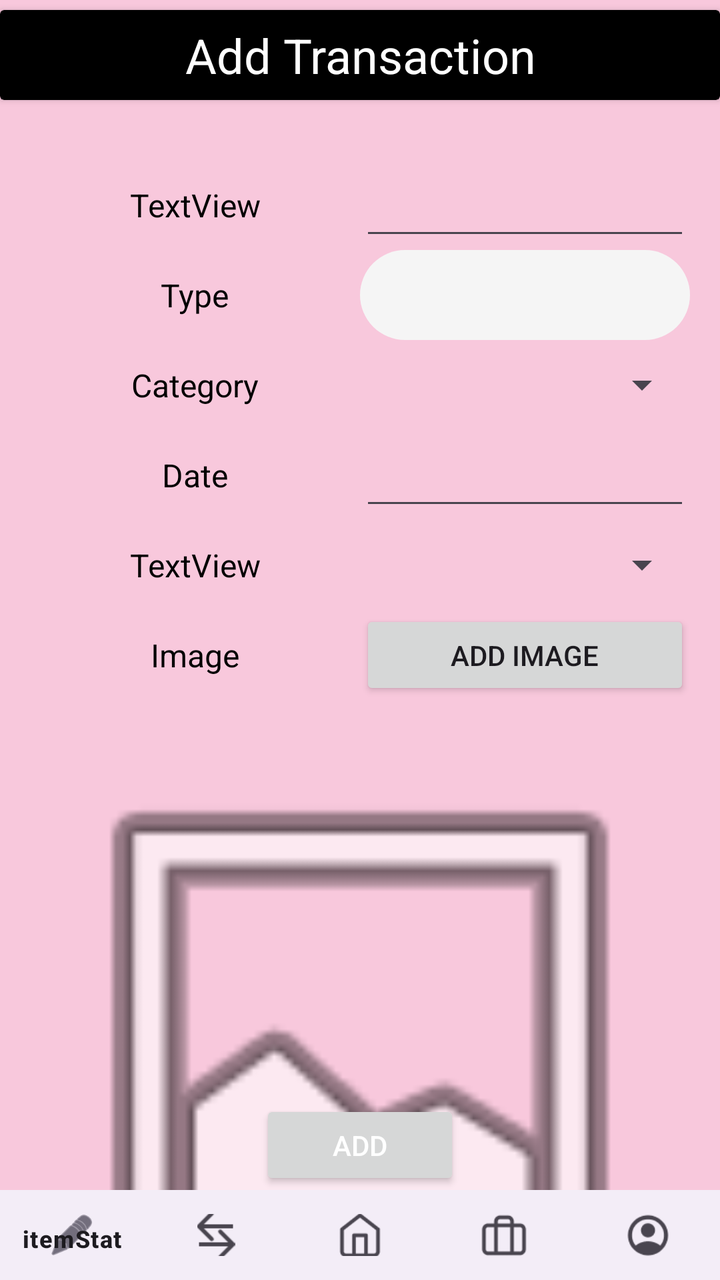
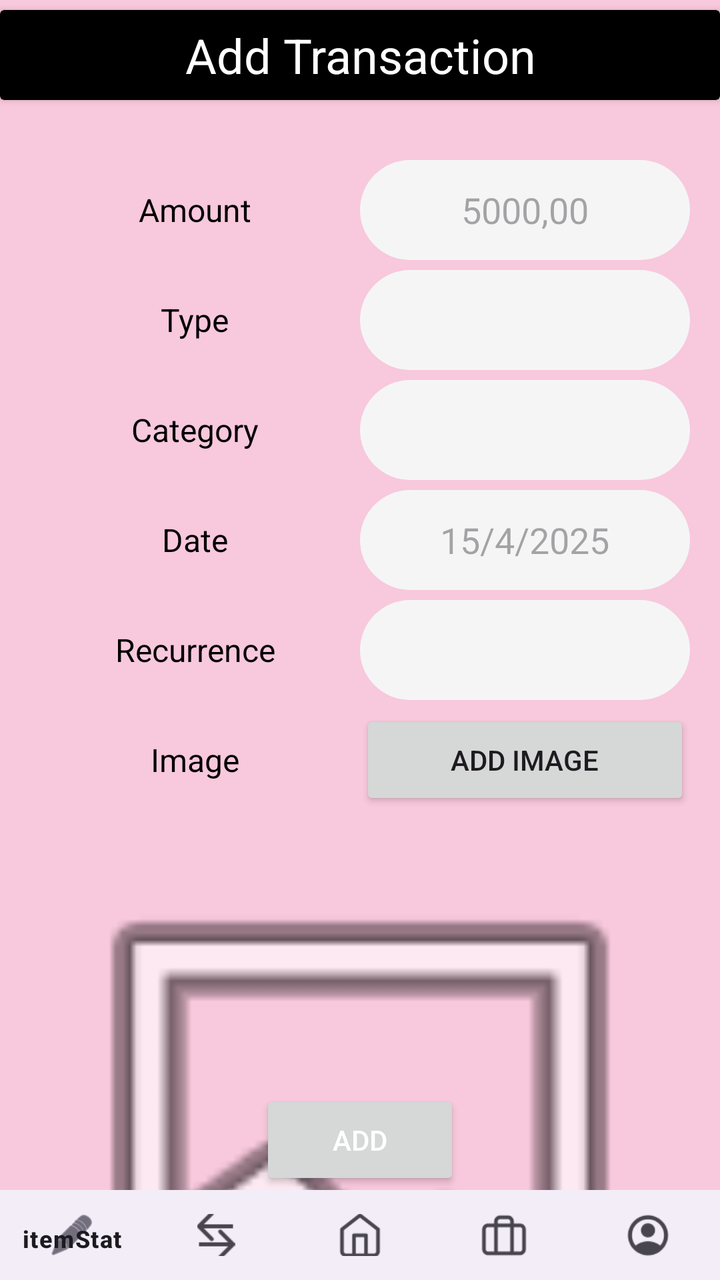

An Android layout rendered at two revisions. The XML below is the earlier revision; the diff shows what the commit changed to produce the second picture.
<!-- AndroidManifest.xml: application theme Theme.PiggyApp -->
<!-- res/layout/activity_add_transaction.xml -->
<?xml version="1.0" encoding="utf-8"?>
<androidx.constraintlayout.widget.ConstraintLayout xmlns:android="http://schemas.android.com/apk/res/android"
    xmlns:app="http://schemas.android.com/apk/res-auto"
    xmlns:tools="http://schemas.android.com/tools"
    android:id="@+id/main"
    android:layout_width="match_parent"
    android:layout_height="match_parent"
    android:background="@color/piggy_pink"
    tools:context=".AddTransactionActivity">

    <LinearLayout
        android:layout_width="match_parent"
        android:layout_height="wrap_content"
        android:gravity="center_horizontal"
        android:orientation="vertical"
        app:layout_constraintEnd_toEndOf="parent"
        app:layout_constraintStart_toStartOf="parent"
        app:layout_constraintTop_toTopOf="parent">

        <Space
            android:layout_width="match_parent"
            android:layout_height="5dp" />

        <androidx.cardview.widget.CardView
            android:layout_width="match_parent"
            android:layout_height="45dp"
            app:cardBackgroundColor="@color/piggy_black">

            <TextView
                android:id="@+id/textView10"
                android:layout_width="match_parent"
                android:layout_height="match_parent"
                android:gravity="center_horizontal|center_vertical"
                android:text="Add Transaction"
                android:textColor="@color/piggy_white"
                android:textSize="24sp" />
        </androidx.cardview.widget.CardView>

        <Space
            android:layout_width="match_parent"
            android:layout_height="30dp" />

        <LinearLayout
            android:layout_width="330dp"
            android:layout_height="45dp"
            android:orientation="horizontal">

            <TextView
                android:id="@+id/textView29"
                android:layout_width="165dp"
                android:layout_height="match_parent"
                android:layout_weight="1"
                android:gravity="center_horizontal|center_vertical"
                android:text="TextView"
                android:textColor="@color/piggy_black"
                android:textSize="16sp" />

            <EditText
                android:id="@+id/editTextNumberDecimal"
                android:layout_width="165dp"
                android:layout_height="match_parent"
                android:layout_weight="1"
                android:ems="10"
                android:inputType="numberDecimal" />

        </LinearLayout>

        <LinearLayout
            android:layout_width="330dp"
            android:layout_height="45dp"
            android:orientation="horizontal">

            <TextView
                android:id="@+id/textView28"
                android:layout_width="165dp"
                android:layout_height="match_parent"
                android:layout_weight="1"
                android:gravity="center_horizontal|center_vertical"
                android:text="Type"
                android:textColor="@color/piggy_black"
                android:textSize="16sp" />

            <Spinner
                android:id="@+id/spinner"
                android:layout_width="165dp"
                android:layout_height="match_parent"
                android:layout_weight="1"
                android:background="@drawable/rounded_corners" />
        </LinearLayout>

        <LinearLayout
            android:layout_width="330dp"
            android:layout_height="45dp"
            android:orientation="horizontal">

            <TextView
                android:id="@+id/textView30"
                android:layout_width="165dp"
                android:layout_height="match_parent"
                android:layout_weight="1"
                android:gravity="center_horizontal|center_vertical"
                android:text="Category"
                android:textColor="@color/piggy_black"
                android:textSize="16sp" />

            <Spinner
                android:id="@+id/spinner2"
                android:layout_width="165dp"
                android:layout_height="match_parent"
                android:layout_weight="1" />
        </LinearLayout>

        <LinearLayout
            android:layout_width="330dp"
            android:layout_height="45dp"
            android:orientation="horizontal">

            <TextView
                android:id="@+id/textView31"
                android:layout_width="165dp"
                android:layout_height="match_parent"
                android:layout_weight="1"
                android:gravity="center_horizontal|center_vertical"
                android:text="Date"
                android:textColor="@color/piggy_black"
                android:textSize="16sp" />

            <EditText
                android:id="@+id/editTextDate"
                android:layout_width="165dp"
                android:layout_height="match_parent"
                android:layout_weight="1"
                android:ems="10"
                android:inputType="date" />
        </LinearLayout>

        <LinearLayout
            android:layout_width="330dp"
            android:layout_height="45dp"
            android:orientation="horizontal">

            <TextView
                android:id="@+id/textView32"
                android:layout_width="165dp"
                android:layout_height="match_parent"
                android:layout_weight="1"
                android:gravity="center_horizontal|center_vertical"
                android:text="TextView"
                android:textColor="@color/piggy_black"
                android:textSize="16sp" />

            <Spinner
                android:id="@+id/spinner3"
                android:layout_width="165dp"
                android:layout_height="match_parent"
                android:layout_weight="1" />
        </LinearLayout>

        <LinearLayout
            android:layout_width="330dp"
            android:layout_height="45dp"
            android:orientation="horizontal">

            <TextView
                android:id="@+id/textView33"
                android:layout_width="165dp"
                android:layout_height="match_parent"
                android:layout_weight="1"
                android:gravity="center_horizontal|center_vertical"
                android:text="Image"
                android:textColor="@color/piggy_black"
                android:textSize="16sp" />

            <Button
                android:id="@+id/button2"
                android:layout_width="165dp"
                android:layout_height="match_parent"
                android:layout_weight="1"
                android:text="Add Image" />

        </LinearLayout>

        <Space
            android:layout_width="match_parent"
            android:layout_height="15dp" />

        <ImageView
            android:id="@+id/imageView3"
            android:layout_width="330dp"
            android:layout_height="330dp"
            app:srcCompat="@android:drawable/ic_menu_gallery" />
    </LinearLayout>

    <LinearLayout
        android:layout_width="match_parent"
        android:layout_height="90dp"
        android:gravity="center_horizontal|center_vertical"
        android:orientation="vertical"
        app:layout_constraintBottom_toBottomOf="parent"
        app:layout_constraintEnd_toEndOf="parent"
        app:layout_constraintStart_toStartOf="parent">

        <Button
            android:id="@+id/button4"
            android:layout_width="100dp"
            android:layout_height="45dp"
            android:text="Add"
            android:textColor="@color/piggy_white"
            android:textColorLink="@color/piggy_purple" />

        <com.google.android.material.bottomnavigation.BottomNavigationView
            android:layout_width="match_parent"
            android:layout_height="45dp"
            app:menu="@menu/navigation_bar" />
    </LinearLayout>
</androidx.constraintlayout.widget.ConstraintLayout>
<!-- resources referenced by this layout -->
<resources>
  <color name="piggy_black">#000000</color>
  <color name="piggy_pink">#F8C8DC</color>
  <color name="piggy_purple">#664FA3</color>
  <color name="piggy_white">#FFFFFF</color>
  <!-- drawable rounded_corners (drawable) -->
  <?xml version="1.0" encoding="utf-8"?>
  <shape xmlns:android="http://schemas.android.com/apk/res/android"
      android:shape="rectangle"
      android:padding="10dp">
  
      <solid android:color="@color/piggy_gray" />
      <corners
  
          android:radius="250dp"/>
  </shape>
  <style name="Theme.PiggyApp" parent="Base.Theme.PiggyApp" />
  <color name="piggy_gray">#F5F5F5</color>
  <style name="Base.Theme.PiggyApp" parent="Theme.Material3.DayNight.NoActionBar">
          
          
      </style>
</resources>

<!-- the commit's change to res/layout/activity_add_transaction.xml (unified diff, before → after) -->
@@ -42,7 +42,7 @@
 
         <LinearLayout
             android:layout_width="330dp"
-            android:layout_height="45dp"
+            android:layout_height="50dp"
             android:orientation="horizontal">
 
             <TextView
@@ -51,7 +51,7 @@
                 android:layout_height="match_parent"
                 android:layout_weight="1"
                 android:gravity="center_horizontal|center_vertical"
-                android:text="TextView"
+                android:text="Amount"
                 android:textColor="@color/piggy_black"
                 android:textSize="16sp" />
 
@@ -60,14 +60,21 @@
                 android:layout_width="165dp"
                 android:layout_height="match_parent"
                 android:layout_weight="1"
+                android:background="@drawable/rounded_corners"
                 android:ems="10"
+                android:gravity="center_horizontal|center_vertical"
+                android:hint="5000,00"
                 android:inputType="numberDecimal" />
 
         </LinearLayout>
 
-        <LinearLayout
-            android:layout_width="330dp"
-            android:layout_height="45dp"
+        <Space
+            android:layout_width="match_parent"
+            android:layout_height="5dp" />
+
+        <LinearLayout
+            android:layout_width="330dp"
+            android:layout_height="50dp"
             android:orientation="horizontal">
 
             <TextView
@@ -88,9 +95,13 @@
                 android:background="@drawable/rounded_corners" />
         </LinearLayout>
 
-        <LinearLayout
-            android:layout_width="330dp"
-            android:layout_height="45dp"
+        <Space
+            android:layout_width="match_parent"
+            android:layout_height="5dp" />
+
+        <LinearLayout
+            android:layout_width="330dp"
+            android:layout_height="50dp"
             android:orientation="horizontal">
 
             <TextView
@@ -107,12 +118,17 @@
                 android:id="@+id/spinner2"
                 android:layout_width="165dp"
                 android:layout_height="match_parent"
-                android:layout_weight="1" />
-        </LinearLayout>
-
-        <LinearLayout
-            android:layout_width="330dp"
-            android:layout_height="45dp"
+                android:layout_weight="1"
+                android:background="@drawable/rounded_corners" />
+        </LinearLayout>
+
+        <Space
+            android:layout_width="match_parent"
+            android:layout_height="5dp" />
+
+        <LinearLayout
+            android:layout_width="330dp"
+            android:layout_height="50dp"
             android:orientation="horizontal">
 
             <TextView
@@ -130,13 +146,20 @@
                 android:layout_width="165dp"
                 android:layout_height="match_parent"
                 android:layout_weight="1"
+                android:background="@drawable/rounded_corners"
                 android:ems="10"
+                android:gravity="center_horizontal|center_vertical"
+                android:hint="15/4/2025"
                 android:inputType="date" />
         </LinearLayout>
 
-        <LinearLayout
-            android:layout_width="330dp"
-            android:layout_height="45dp"
+        <Space
+            android:layout_width="match_parent"
+            android:layout_height="5dp" />
+
+        <LinearLayout
+            android:layout_width="330dp"
+            android:layout_height="50dp"
             android:orientation="horizontal">
 
             <TextView
@@ -145,7 +168,7 @@
                 android:layout_height="match_parent"
                 android:layout_weight="1"
                 android:gravity="center_horizontal|center_vertical"
-                android:text="TextView"
+                android:text="Recurrence"
                 android:textColor="@color/piggy_black"
                 android:textSize="16sp" />
 
@@ -153,12 +176,17 @@
                 android:id="@+id/spinner3"
                 android:layout_width="165dp"
                 android:layout_height="match_parent"
-                android:layout_weight="1" />
-        </LinearLayout>
-
-        <LinearLayout
-            android:layout_width="330dp"
-            android:layout_height="45dp"
+                android:layout_weight="1"
+                android:background="@drawable/rounded_corners" />
+        </LinearLayout>
+
+        <Space
+            android:layout_width="match_parent"
+            android:layout_height="5dp" />
+
+        <LinearLayout
+            android:layout_width="330dp"
+            android:layout_height="50dp"
             android:orientation="horizontal">
 
             <TextView
@@ -193,7 +221,7 @@
 
     <LinearLayout
         android:layout_width="match_parent"
-        android:layout_height="90dp"
+        android:layout_height="95dp"
         android:gravity="center_horizontal|center_vertical"
         android:orientation="vertical"
         app:layout_constraintBottom_toBottomOf="parent"
@@ -203,7 +231,7 @@
         <Button
             android:id="@+id/button4"
             android:layout_width="100dp"
-            android:layout_height="45dp"
+            android:layout_height="50dp"
             android:text="Add"
             android:textColor="@color/piggy_white"
             android:textColorLink="@color/piggy_purple" />
